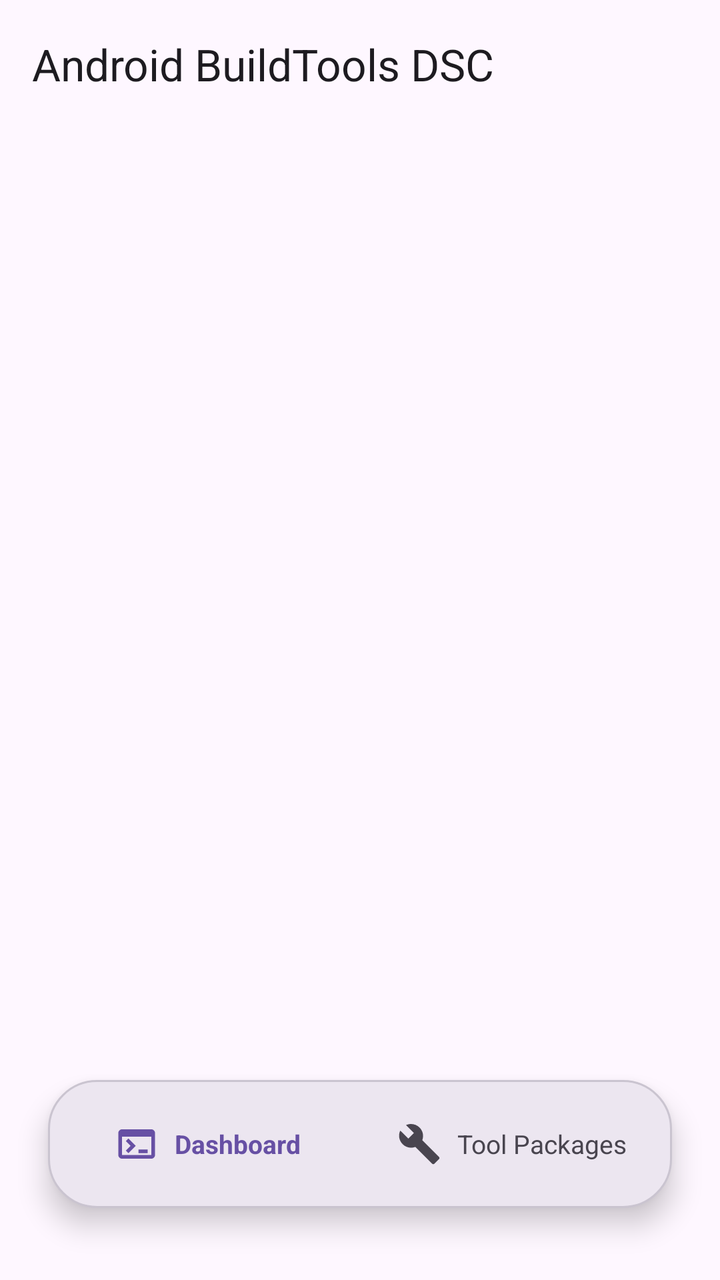
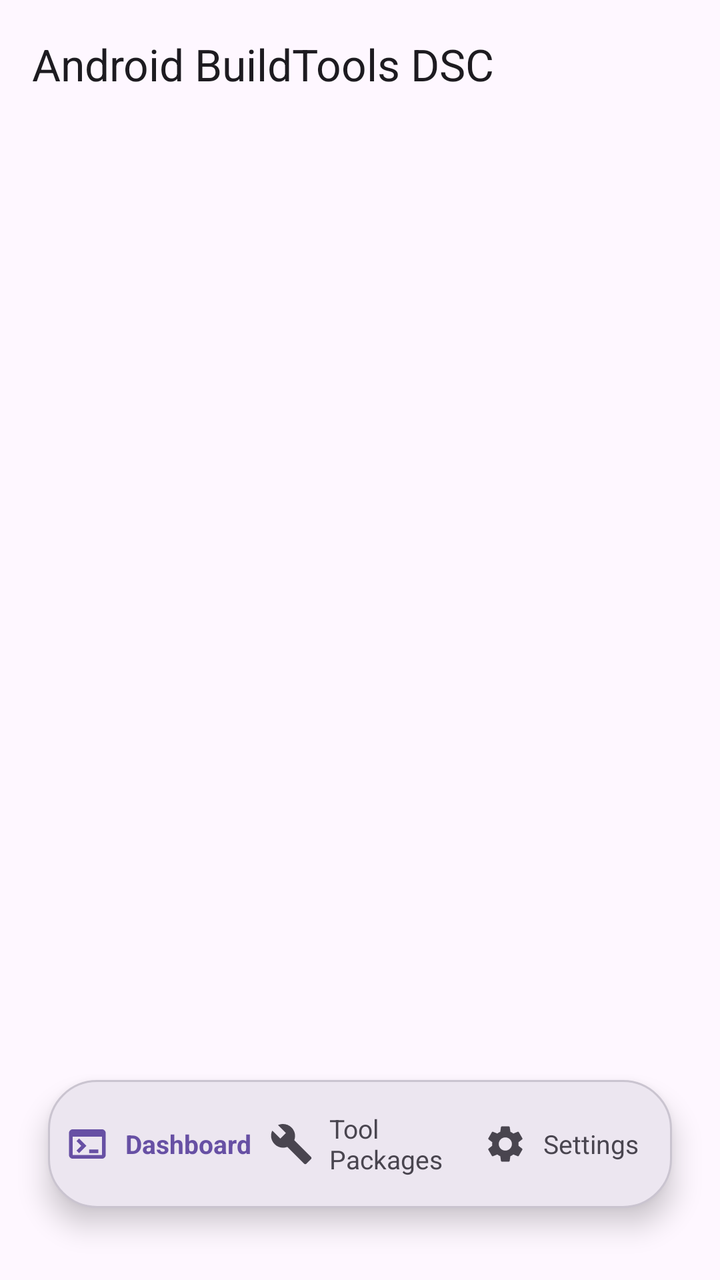

Two renders of the same Android screen: before a commit and after it. Below are the layout's source before the change and the commit's diff.
<!-- AndroidManifest.xml: application theme Theme.ZeroLite -->
<!-- res/layout/activity_main.xml -->
<?xml version="1.0" encoding="utf-8"?>
<androidx.coordinatorlayout.widget.CoordinatorLayout
    xmlns:android="http://schemas.android.com/apk/res/android"
    xmlns:app="http://schemas.android.com/apk/res-auto"
    android:layout_width="match_parent"
    android:layout_height="match_parent">

    <com.google.android.material.appbar.AppBarLayout
        android:id="@+id/appBarLayout"
        android:layout_width="match_parent"
        android:layout_height="wrap_content"
        android:fitsSystemWindows="true">

        <com.google.android.material.appbar.MaterialToolbar
            android:id="@+id/topAppBar"
            android:layout_width="match_parent"
            android:layout_height="?attr/actionBarSize"
            app:title="Android BuildTools DSC"
            app:titleTextAppearance="?attr/textAppearanceTitleLarge" />
    </com.google.android.material.appbar.AppBarLayout>

    <FrameLayout
        android:id="@+id/fragmentContainer"
        android:layout_width="match_parent"
        android:layout_height="match_parent"
        android:layout_marginBottom="116dp"
        app:layout_behavior="@string/appbar_scrolling_view_behavior" />

    
    <LinearLayout
        android:id="@+id/customBottomBar"
        android:layout_width="match_parent"
        android:layout_height="64dp"
        android:layout_gravity="bottom"
        android:layout_marginStart="24dp"
        android:layout_marginEnd="24dp"
        android:layout_marginBottom="36dp"
        android:background="@drawable/floating_bottom_bar_bg"
        android:elevation="8dp"
        android:gravity="center"
        android:orientation="horizontal"
        android:paddingStart="8dp"
        android:paddingEnd="8dp">

        
        <LinearLayout
            android:id="@+id/btnNavHome"
            android:layout_width="0dp"
            android:layout_height="48dp"
            android:layout_weight="1"
            android:layout_marginEnd="4dp"
            android:gravity="center"
            android:orientation="horizontal"
            android:clickable="true"
            android:focusable="true">

            <ImageView
                android:id="@+id/ivNavHome"
                android:layout_width="22dp"
                android:layout_height="22dp"
                android:src="@drawable/ic_terminal"
                app:tint="?attr/colorPrimary" />

            <TextView
                android:id="@+id/tvNavHome"
                android:layout_width="wrap_content"
                android:layout_height="wrap_content"
                android:layout_marginStart="8dp"
                android:text="Dashboard"
                android:textSize="13sp"
                android:textStyle="bold"
                android:textColor="?attr/colorPrimary" />
        </LinearLayout>

        
        <LinearLayout
            android:id="@+id/btnNavTools"
            android:layout_width="0dp"
            android:layout_height="48dp"
            android:layout_weight="1"
            android:layout_marginStart="4dp"
            android:gravity="center"
            android:orientation="horizontal"
            android:clickable="true"
            android:focusable="true">

            <ImageView
                android:id="@+id/ivNavTools"
                android:layout_width="22dp"
                android:layout_height="22dp"
                android:src="@drawable/ic_build"
                app:tint="?attr/colorOnSurfaceVariant" />

            <TextView
                android:id="@+id/tvNavTools"
                android:layout_width="wrap_content"
                android:layout_height="wrap_content"
                android:layout_marginStart="8dp"
                android:text="Tool Packages"
                android:textSize="13sp"
                android:textColor="?attr/colorOnSurfaceVariant" />
        </LinearLayout>
    </LinearLayout>

</androidx.coordinatorlayout.widget.CoordinatorLayout>
<!-- resources referenced by this layout -->
<resources>
  <!-- drawable floating_bottom_bar_bg (drawable) -->
  <shape xmlns:android="http://schemas.android.com/apk/res/android"
      android:shape="rectangle">
      <solid android:color="?attr/colorSurfaceContainerHigh" />
      <corners android:radius="24dp" />
      <stroke
          android:width="1dp"
          android:color="?attr/colorOutlineVariant" />
  </shape>
  <!-- drawable ic_build (drawable) -->
  <vector xmlns:android="http://schemas.android.com/apk/res/android"
      android:width="24dp"
      android:height="24dp"
      android:viewportWidth="24"
      android:viewportHeight="24">
    <path
        android:fillColor="?attr/colorControlNormal"
        android:pathData="M22.7,19l-9.1,-9.1c0.9,-2.3 0.4,-5 -1.5,-6.9c-2,-2 -5,-2.4 -7.4,-1.3L9,6L6,9L1.6,4.7C0.4,7.1 0.9,10.1 2.9,12.1c1.9,1.9 4.6,2.4 6.9,1.5l9.1,9.1c0.4,0.4 1,0.4 1.4,0l2.3,-2.3C23.1,20 23.1,19.4 22.7,19z"/>
  </vector>
  <!-- drawable ic_terminal (drawable) -->
  <vector xmlns:android="http://schemas.android.com/apk/res/android"
      android:width="24dp"
      android:height="24dp"
      android:viewportWidth="24"
      android:viewportHeight="24">
    <path
        android:fillColor="?attr/colorControlNormal"
        android:pathData="M20,4H4C2.89,4 2,4.89 2,6v12c0,1.11 0.89,2 2,2h16c1.11,0 2,-0.89 2,-2V6C22,4.89 21.11,4 20,4zM20,18H4V8h16V18zM7.5,17l-1.41,-1.41L8.67,13l-2.58,-2.59L7.5,9l4,4L7.5,17zM13,17v-2h5v2H13z"/>
  </vector>
  <style name="Theme.ZeroLite" parent="Theme.Material3.DayNight.NoActionBar">
          <item name="android:statusBarColor">@android:color/transparent</item>
          <item name="android:navigationBarColor">@android:color/transparent</item>
          <item name="android:windowLightStatusBar" tools:targetApi="m">true</item>
      </style>
</resources>

<!-- the commit's change to res/layout/activity_main.xml (unified diff, before → after) -->
@@ -100,6 +100,35 @@
                 android:textSize="13sp"
                 android:textColor="?attr/colorOnSurfaceVariant" />
         </LinearLayout>
+
+        
+        <LinearLayout
+            android:id="@+id/btnNavSettings"
+            android:layout_width="0dp"
+            android:layout_height="48dp"
+            android:layout_weight="1"
+            android:layout_marginStart="4dp"
+            android:gravity="center"
+            android:orientation="horizontal"
+            android:clickable="true"
+            android:focusable="true">
+
+            <ImageView
+                android:id="@+id/ivNavSettings"
+                android:layout_width="22dp"
+                android:layout_height="22dp"
+                android:src="@drawable/ic_settings"
+                app:tint="?attr/colorOnSurfaceVariant" />
+
+            <TextView
+                android:id="@+id/tvNavSettings"
+                android:layout_width="wrap_content"
+                android:layout_height="wrap_content"
+                android:layout_marginStart="8dp"
+                android:text="Settings"
+                android:textSize="13sp"
+                android:textColor="?attr/colorOnSurfaceVariant" />
+        </LinearLayout>
     </LinearLayout>
 
 </androidx.coordinatorlayout.widget.CoordinatorLayout>
<!-- resource entries referenced after the edit -->
@@ -19,6 +19,16 @@
         android:fillColor="?attr/colorControlNormal"
         android:pathData="M22.7,19l-9.1,-9.1c0.9,-2.3 0.4,-5 -1.5,-6.9c-2,-2 -5,-2.4 -7.4,-1.3L9,6L6,9L1.6,4.7C0.4,7.1 0.9,10.1 2.9,12.1c1.9,1.9 4.6,2.4 6.9,1.5l9.1,9.1c0.4,0.4 1,0.4 1.4,0l2.3,-2.3C23.1,20 23.1,19.4 22.7,19z"/>
   </vector>
+  <!-- drawable ic_settings (drawable) -->
+  <vector xmlns:android="http://schemas.android.com/apk/res/android"
+      android:width="24dp"
+      android:height="24dp"
+      android:viewportWidth="24"
+      android:viewportHeight="24">
+      <path
+          android:fillColor="#FF000000"
+          android:pathData="M19.14,12.94c0.04,-0.31 0.06,-0.63 0.06,-0.94c0,-0.31 -0.02,-0.63 -0.06,-0.94l2.03,-1.58c0.18,-0.14 0.23,-0.41 0.12,-0.61l-1.92,-3.32c-0.12,-0.22 -0.37,-0.29 -0.59,-0.22l-2.39,0.96c-0.5,-0.38 -1.03,-0.7 -1.62,-0.94L14.4,2.81c-0.04,-0.24 -0.24,-0.41 -0.48,-0.41h-3.84c-0.24,0 -0.43,0.17 -0.47,0.41L9.25,5.35C8.66,5.59 8.12,5.92 7.63,6.29L5.24,5.33c-0.22,-0.08 -0.47,0 -0.59,0.22L2.74,8.87C2.62,9.08 2.66,9.34 2.86,9.48l2.03,1.58C4.84,11.36 4.8,11.69 4.8,12s0.02,0.64 0.07,0.94l-2.03,1.58c-0.18,0.14 -0.23,0.41 -0.12,0.61l1.92,3.32c0.12,0.22 0.37,0.29 0.59,0.22l2.39,-0.96c0.5,0.38 1.03,0.7 1.62,0.94l0.36,2.54c0.05,0.24 0.24,0.41 0.48,0.41h3.84c0.24,0 0.44,-0.17 0.47,-0.41l0.36,-2.54c0.59,-0.24 1.13,-0.56 1.62,-0.94l2.39,0.96c0.22,0.08 0.47,0 0.59,-0.22l1.92,-3.32c0.12,-0.22 0.07,-0.47 -0.12,-0.61L19.14,12.94zM12,15.6c-1.98,0 -3.6,-1.62 -3.6,-3.6s1.62,-3.6 3.6,-3.6s3.6,1.62 3.6,3.6S13.98,15.6 12,15.6z"/>
+  </vector>
   <!-- drawable ic_terminal (drawable) -->
   <vector xmlns:android="http://schemas.android.com/apk/res/android"
       android:width="24dp"
